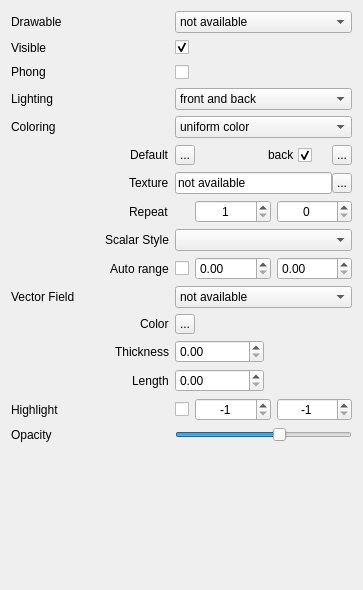
Before: the Qt Designer form applications/Mapple/widgets/widget_drawable_triangles.ui in LiangliangNan/Easy3D, drawn with Qt 5.
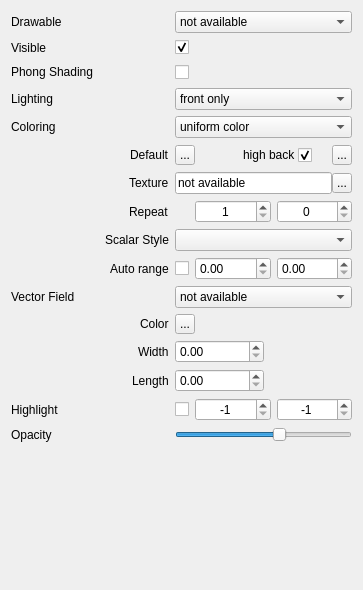
After: the same form once the commit is applied. Icons and pictures are not drawn.

Diff of the .ui file:
```diff
--- a/applications/Mapple/widgets/widget_drawable_triangles.ui
+++ b/applications/Mapple/widgets/widget_drawable_triangles.ui
@@ -105,7 +105,7 @@
      <item row="2" column="0">
       <widget class="QLabel" name="labelPhongShading">
        <property name="text">
-        <string>Phong</string>
+        <string>Phong Shading</string>
        </property>
       </widget>
      </item>
@@ -163,11 +163,6 @@
        <property name="toolTip">
         <string>Select how lighting is implemented</string>
        </property>
-       <item>
-        <property name="text">
-         <string>front and back</string>
-        </property>
-       </item>
        <item>
         <property name="text">
          <string>front only</string>
@@ -233,22 +228,6 @@
        <property name="spacing">
         <number>0</number>
        </property>
-       <item>
-        <spacer name="spacer_2">
-         <property name="orientation">
-          <enum>Qt::Horizontal</enum>
-         </property>
-         <property name="sizeType">
-          <enum>QSizePolicy::Minimum</enum>
-         </property>
-         <property name="sizeHint" stdset="0">
-          <size>
-           <width>0</width>
-           <height>0</height>
-          </size>
-         </property>
-        </spacer>
-       </item>
        <item>
         <widget class="QToolButton" name="toolButtonDefaultColor">
          <property name="minimumSize">
@@ -312,7 +291,7 @@
           </size>
          </property>
          <property name="text">
-          <string>back </string>
+          <string>high back </string>
          </property>
         </widget>
        </item>
@@ -827,7 +806,7 @@
        <item alignment="Qt::AlignRight">
         <widget class="QLabel" name="labelVectorFieldThickness">
          <property name="text">
-          <string>Thickness</string>
+          <string>Width</string>
          </property>
         </widget>
        </item>
```
Left out of the diff: 85 changed lines with no effect on the pictures.
